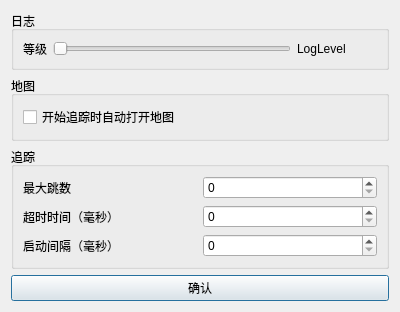
Candinya/NyaTrace, file nyatrace_configs.ui: the form before one commit.
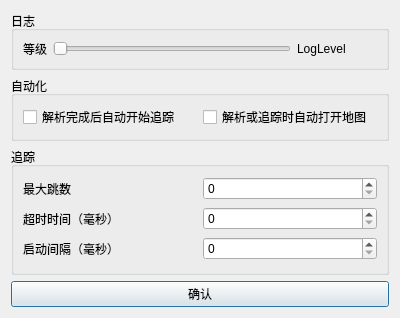
The form after the commit.

Diff of the .ui file:
```diff
--- a/nyatrace_configs.ui
+++ b/nyatrace_configs.ui
@@ -7,7 +7,7 @@
     <x>0</x>
     <y>0</y>
     <width>400</width>
-    <height>300</height>
+    <height>318</height>
    </rect>
   </property>
   <property name="windowTitle">
@@ -81,15 +81,22 @@
       </sizepolicy>
      </property>
      <property name="title">
-      <string>地图</string>
+      <string>自动化</string>
      </property>
      <layout class="QVBoxLayout" name="verticalLayout_4">
       <item>
-        <layout class="QHBoxLayout" name="partTraceAutoOpenMap">
+       <layout class="QHBoxLayout" name="horizontalLayout">
+        <item>
+         <widget class="QCheckBox" name="checkAutoStartTrace">
+          <property name="text">
+           <string>解析完成后自动开始追踪</string>
+          </property>
+         </widget>
+        </item>
          <item>
           <widget class="QCheckBox" name="checkAutoOpenMap">
            <property name="text">
-            <string>开始追踪时自动打开地图</string>
+           <string>解析或追踪时自动打开地图</string>
            </property>
           </widget>
          </item>
```
Left out of the diff: 2 changed lines with no effect on the pictures. Lines whose indentation alone changed are shown as unchanged.
